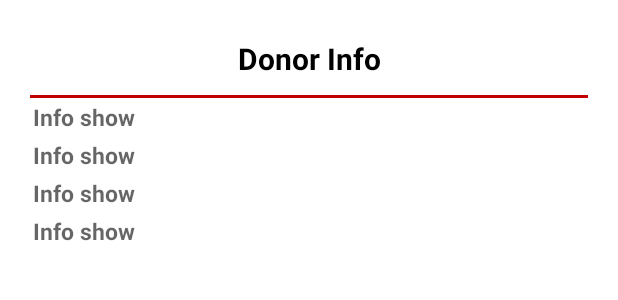
After one commit to SohanCSERU/FirebaseCreateUser, an Android app: the layout popup_marker.xml on its own in the app's theme, with its tools: preview values and no code run, on a phone screen of 412 x 824 dp. The commit adds this screen. Shown: the top 300 px of the screen. Run offline under Robolectric (Android 15) with nearby library versions, the phone set to English and light mode, and no system bars.

Commit message:
popup information will show

```diff
--- a/app/build.gradle
+++ b/app/build.gradle
@@ -30,6 +30,9 @@ android {
     buildFeatures {
         viewBinding true
     }
+    dataBinding{
+        enabled=true
+    }
 }
 
 dependencies {
--- a/app/src/main/AndroidManifest.xml
+++ b/app/src/main/AndroidManifest.xml
@@ -13,6 +13,11 @@
         android:roundIcon="@mipmap/ic_launcher_round"
         android:supportsRtl="true"
         android:theme="@style/Theme.FirebaseCreateUser">
+
+        <activity android:name=".UserInfoMark"
+            android:theme="@style/Theme.FirebaseCreateUser.CustomTheme"
+            />
+
         <activity
             android:name=".BloodGroupActivity"
             android:exported="false" />
--- /dev/null
+++ b/app/src/main/res/layout/popup_marker.xml
@@ -0,0 +1,76 @@
+<?xml version="1.0" encoding="utf-8"?>
+<LinearLayout xmlns:android="http://schemas.android.com/apk/res/android"
+    xmlns:app="http://schemas.android.com/apk/res-auto"
+    xmlns:tools="http://schemas.android.com/tools"
+    android:layout_width="match_parent"
+    android:layout_height="match_parent"
+    android:orientation="vertical"
+    android:padding="20dp"
+    tools:context=".UserInfoMark">
+
+
+
+    <TextView
+        android:layout_width="match_parent"
+        android:layout_height="wrap_content"
+        android:text="Donor Info"
+        android:padding="5dp"
+        android:layout_marginBottom="5dp"
+        android:textStyle="bold"
+        android:textColor="@color/black"
+        android:layout_gravity="center_horizontal"
+        android:gravity="center"
+        android:textSize="20sp"
+        />
+    <View
+        android:layout_width="match_parent"
+        android:layout_height="2dp"
+        android:background="@color/app_color_2"/>
+
+    <TextView
+        android:layout_width="match_parent"
+        android:layout_height="wrap_content"
+        android:id="@+id/marker_info_show_Name"
+        android:hint="Info show"
+        android:padding="2dp"
+        android:textStyle="bold"
+        android:layout_gravity="center_horizontal"
+        android:gravity="left"
+        android:textSize="15sp"
+        />
+    <TextView
+        android:layout_width="match_parent"
+        android:layout_height="wrap_content"
+        android:id="@+id/marker_info_show_phone"
+        android:hint="Info show"
+        android:padding="2dp"
+        android:textStyle="bold"
+        android:layout_gravity="center_horizontal"
+        android:gravity="left"
+        android:textSize="15sp"
+        />
+    <TextView
+        android:layout_width="match_parent"
+        android:layout_height="wrap_content"
+        android:id="@+id/marker_info_show_blood_group"
+        android:hint="Info show"
+        android:padding="2dp"
+        android:layout_gravity="center_horizontal"
+        android:gravity="left"
+        android:textStyle="bold"
+        android:textSize="15sp"
+        />
+    <TextView
+        android:layout_width="match_parent"
+        android:layout_height="wrap_content"
+        android:id="@+id/marker_info_show_last_donation"
+        android:hint="Info show"
+        android:padding="2dp"
+        android:textStyle="bold"
+        android:layout_gravity="center_horizontal"
+        android:gravity="left"
+        android:textSize="15sp"
+        />
+
+
+</LinearLayout>
--- a/app/src/main/res/values/themes.xml
+++ b/app/src/main/res/values/themes.xml
@@ -24,4 +24,10 @@
         <item name="android:background">@drawable/round_drawable</item>
     </style>
 
+    <style name="Theme.FirebaseCreateUser.CustomTheme" >
+
+        <item name="android:windowIsTranslucent">true</item>
+        <item name="android:windowCloseOnTouchOutside">true</item>
+    </style>
+
 </resources>
```
Also changed, not shown: app/src/main/java/com/example/firebasecreateuser/SearchActivity.java (+13 -13 lines), app/src/main/java/com/example/firebasecreateuser/UserInfoMark.java (added, +42 -0 lines).
